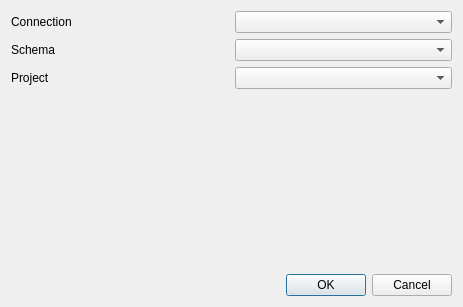
Old version of the form src/ui/qgspostgresprojectstoragedialog.ui in the repository qgis/QGIS.
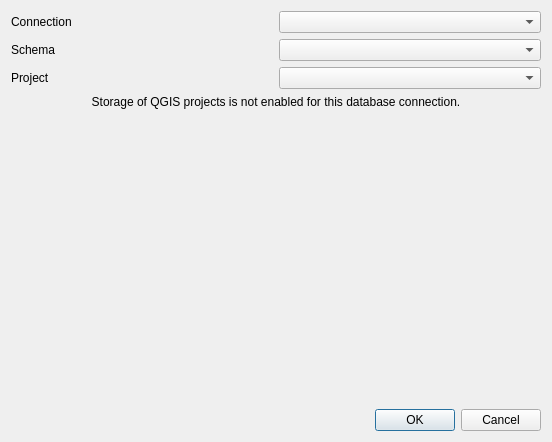
New version of the form.

Commit message: Make storage of projects in postgres opt-in for each connection

Patch:
```diff
--- a/src/ui/qgspostgresprojectstoragedialog.ui
+++ b/src/ui/qgspostgresprojectstoragedialog.ui
@@ -6,8 +6,8 @@
    <rect>
     <x>0</x>
     <y>0</y>
-    <width>463</width>
-    <height>307</height>
+    <width>552</width>
+    <height>442</height>
    </rect>
   </property>
   <layout class="QVBoxLayout" name="verticalLayout">
@@ -45,6 +45,19 @@
      </item>
     </layout>
    </item>
+   <item>
+    <widget class="QLabel" name="mLblProjectsNotAllowed">
+     <property name="text">
+      <string>Storage of QGIS projects is not enabled for this database connection.</string>
+     </property>
+     <property name="alignment">
+      <set>Qt::AlignCenter</set>
+     </property>
+     <property name="wordWrap">
+      <bool>true</bool>
+     </property>
+    </widget>
+   </item>
    <item>
     <spacer name="verticalSpacer">
      <property name="orientation">
```
The commit also changes 6 other files.
